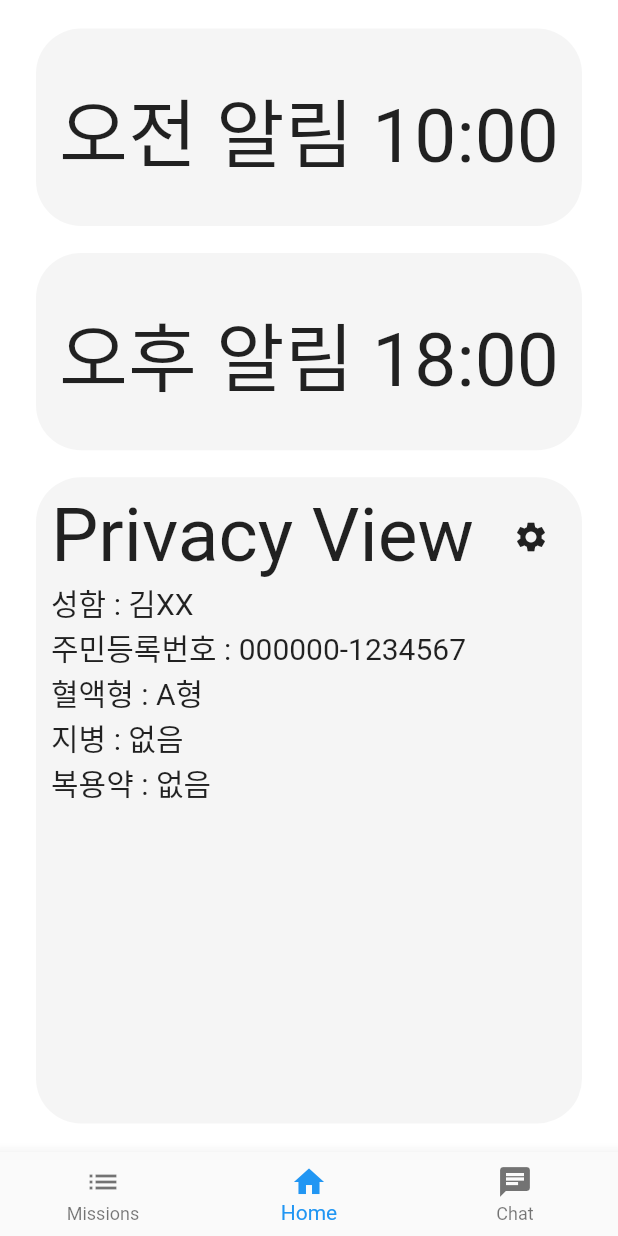
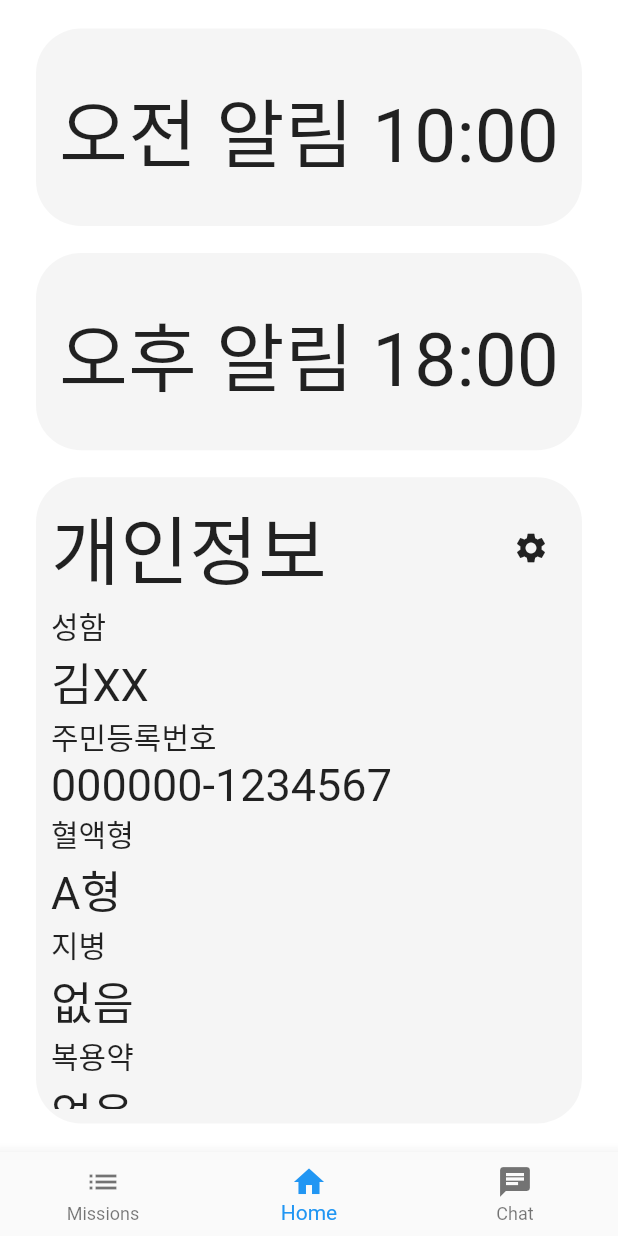
Before and after one commit to GDSC-CAU/Wiro-Flutter-App, a Flutter app: the screen it shows once a user with an empty profile is signed in, on a phone screen of 412 x 824 dp. Run offline on Flutter 3.47's test engine with Material 2 defaults, Android fonts, the phone set to English and light mode, and no system bars; our stand-ins replace firebase_auth, firebase_core, google_sign_in; accounts and stored records are empty; generated files the repository leaves out were written again.

Commit message:
Update Home Page : Applied Scroll on Privacy Card

```diff
--- a/lib/pages/Base/Home.dart
+++ b/lib/pages/Base/Home.dart
@@ -120,6 +120,8 @@ class PrivacyCard extends StatelessWidget {
           child: SizedBox(
             height: double.infinity,
             width: double.infinity,
+            child:
+            SingleChildScrollView(
               child: Column(
                 crossAxisAlignment: CrossAxisAlignment.start,
                 children: [
@@ -128,7 +130,7 @@ class PrivacyCard extends StatelessWidget {
                       mainAxisAlignment: MainAxisAlignment.spaceBetween,
                       mainAxisSize: MainAxisSize.max,
                       children: [
-                      const Text("Privacy View",
+                        const Text("개인정보",
                             style: TextStyle(
                               fontSize: 50
                             )
@@ -141,15 +143,21 @@ class PrivacyCard extends StatelessWidget {
                     crossAxisAlignment: CrossAxisAlignment.start,
                     mainAxisAlignment: MainAxisAlignment.spaceEvenly,
                     children: [
-                    PrivacyCardText(textStr: "성함 : $privacyName"),
-                    PrivacyCardText(textStr: "주민등록번호 : $privacyID"),
-                    PrivacyCardText(textStr: "혈액형 : $privacyBlood"),
-                    PrivacyCardText(textStr: "지병 : $privacyDisease"),
-                    PrivacyCardText(textStr: "복용약 : $privacyMedicine")
+                      PrivacyCardTextTitle(textStr: "성함"),
+                      PrivacyCardText(textStr: privacyName),
+                      PrivacyCardTextTitle(textStr: "주민등록번호"),
+                      PrivacyCardText(textStr: privacyID),
+                      PrivacyCardTextTitle(textStr: "혈액형"),
+                      PrivacyCardText(textStr: privacyBlood),
+                      PrivacyCardTextTitle(textStr: "지병"),
+                      PrivacyCardText(textStr: privacyDisease),
+                      PrivacyCardTextTitle(textStr: "복용약"),
+                      PrivacyCardText(textStr: privacyMedicine)
                     ],
                   )
                 ]
               ),
+            )
           )
         )
       )
@@ -170,6 +178,25 @@ class PrivacyCardText extends StatelessWidget {
     return Text(
       textStr,
       style: const TextStyle(
+        fontSize: 30
+      )
+    );
+  }
+}
+
+class PrivacyCardTextTitle extends StatelessWidget {
+  const PrivacyCardTextTitle({
+    Key? key,
+    required this.textStr
+  }): super(key: key);
+
+  final String textStr;
+
+  @override
+  Widget build(BuildContext context) {
+    return Text(
+        textStr,
+        style: const TextStyle(
             fontSize: 20
         )
     );
```
Lines whose indentation alone changed are shown as unchanged.
